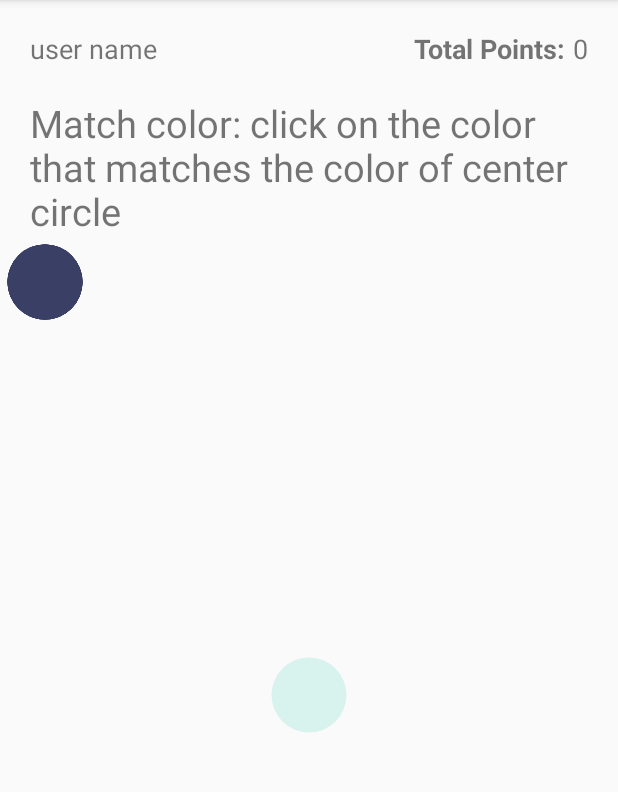
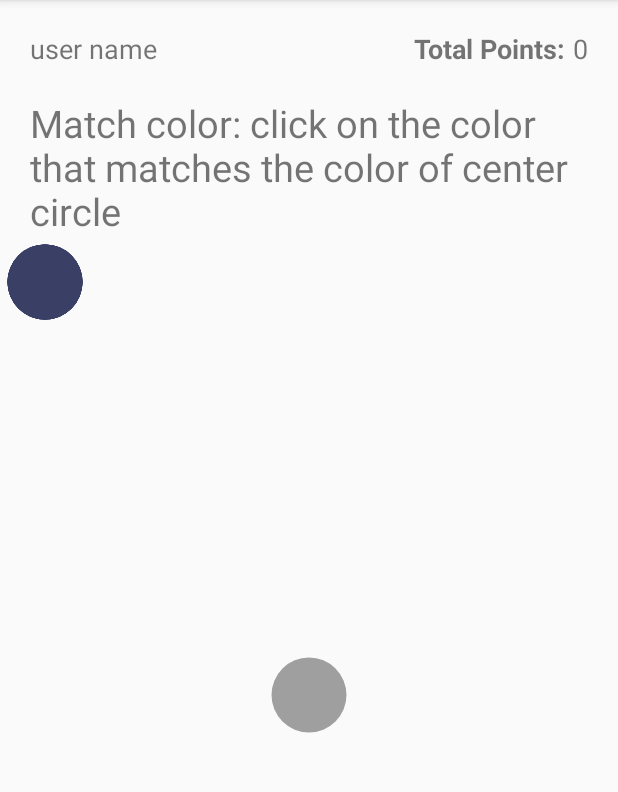
Before and after one commit to gng01/color-exercises, an Android app: the screen it shows after launch (MainActivity), after a tap on "MATCH!", on a phone screen of 412 x 824 dp, the part 84-876 px from its top. Run offline under Robolectric (Android 15) with nearby library versions, the phone set to English and light mode, and no system bars; libraries missing offline, so code that uses them is left out: com.ogaclejapan.arclayout; plain views replace ArcLayout; 2 statements that could not run were skipped.

Commit message:
Implemented random generation of color, ExercisesFragment.kt now works with randomly generated grayscale set now.

```diff
--- /dev/null
+++ b/colorExercises/app/src/main/java/edu/utap/colorexercises/model/ColorGenerator.kt
@@ -0,0 +1,56 @@
+package edu.utap.colorexercises.model
+
+import android.annotation.SuppressLint
+import android.graphics.Color
+import android.util.Log
+import androidx.core.graphics.ColorUtils
+import kotlin.math.abs
+import kotlin.random.Random
+
+class ColorGenerator {
+    private val invalidColorHexCode = "#808080"
+    companion object{
+        val hueRange  = listOf<Int>(0,360)
+        val saturationRange = listOf<Double>(0.0,1.0)
+        val luminanceRange = listOf<Double>(0.0,1.0)
+
+    }
+    // A better idea for generate color with given luminance than analytic calculation: binary search in l space of hsl:
+    // perceived luminance and lightness given in hsl space are NOT THE SAME!
+    // tolerance: absolute difference between the two luminance value
+    @SuppressLint("Range")
+    private fun FindHSLWithLuminance(hue: Int, saturation: Double, luminance: Double, tolerance: Double): FloatArray {
+        var lightness = 0.5
+        var hsl = FloatArray(3)
+        var curLuminance = -1.0
+        var lowerBound = 0.0
+        var upperBound = 1.0
+        print("started")
+        while (abs(luminance-curLuminance)>tolerance){
+            hsl[0] = hue.toFloat()
+            hsl[1] = saturation.toFloat()
+            hsl[2] = lightness.toFloat()
+            val color = ColorUtils.HSLToColor(hsl)
+            curLuminance = ColorUtils.calculateLuminance(color)
+            if (curLuminance>luminance){
+                upperBound = lightness
+            }else{
+                lowerBound = lightness
+            }
+            //Log.d("XXX ColorSetGenerator:", "${lowerBound} - ${upperBound}")
+            lightness = (lowerBound+upperBound)/2
+        }
+        return hsl
+    }
+
+    fun ColorFromRandomHue(saturation: Double,luminance: Double,tolerance: Double): FloatArray{
+        return FindHSLWithLuminance(Random.nextInt(hueRange[0], hueRange[1]), saturation, luminance, tolerance)
+    }
+    fun ColorFromRandomSaturation(hue: Int,luminance: Double,tolerance: Double): FloatArray{
+        return FindHSLWithLuminance(hue, Random.nextDouble(saturationRange[0], saturationRange[1]), luminance, tolerance)
+    }
+    fun ColorFromRandomLuminance(hue: Int, saturation: Double,tolerance: Double): FloatArray{
+        return FindHSLWithLuminance(hue, saturation, Random.nextDouble(luminanceRange[0], luminanceRange[1]), tolerance)
+    }
+
+}
--- a/colorExercises/app/src/main/java/edu/utap/colorexercises/model/ExerciseSet.kt
+++ b/colorExercises/app/src/main/java/edu/utap/colorexercises/model/ExerciseSet.kt
@@ -1,23 +1,47 @@
 package edu.utap.colorexercises.model
 
+import android.util.Log
+import kotlin.random.Random
+
 class ExerciseSet {
-    private lateinit var centerColor: OneColor
+    private lateinit var mainColor: OneColor
     private lateinit var colorList: List<OneColor>
+    private lateinit var correctPositionList: List<Boolean>
+    private val generator = ColorGenerator()
 
     //TODO: Add Title to exercise Set
     fun AddColorList(centerColor: OneColor, colorList: List<OneColor>){
-        this.centerColor = centerColor
+        this.mainColor = centerColor
         this.colorList = colorList
     }
 
     fun CorrectPosition(criteria: String, threshold: Double): List<Boolean> {
         val correctList = mutableListOf<Boolean>()
         this.colorList.forEachIndexed { i, color ->
-            correctList.add(i,OneColor.match(criteria,this.centerColor,color,threshold.toFloat()))
+            correctList.add(i,OneColor.match(criteria,this.mainColor,color,threshold.toFloat()))
         }
+        Log.d("XXX ExerciseSet: ", "Correct positions: ${correctList.toList()}")
         return correctList.toList()
     }
 
-    fun getMainColor() = this.centerColor
+    fun NewAllGreyScaleSet(setSize: Int, threshold: Double){
+        val tolerance = 0.1 //TODO: hardcoding tolerance for now, should be changed to shared value later
+        val hue = 0
+        val saturation = 0.0
+        val newColorList = mutableListOf<OneColor>()
+        val mainColorMatchTo = Random.nextInt(0,setSize)
+        for (i in 0 until setSize){
+            newColorList.add(i, OneColor(generator.ColorFromRandomLuminance(hue, saturation,tolerance)))
+        }
+        this.colorList = newColorList
+        this.mainColor = newColorList[mainColorMatchTo]
+        this.correctPositionList = CorrectPosition("MATCHVALUE",threshold)
+
+    }
+
+
+    fun getMainColor() = this.mainColor
     fun getColorList() = this.colorList
+    fun getCorrectPosition() = this.correctPositionList
+
 }
--- a/colorExercises/app/src/main/java/edu/utap/colorexercises/model/OneColor.kt
+++ b/colorExercises/app/src/main/java/edu/utap/colorexercises/model/OneColor.kt
@@ -1,31 +1,43 @@
 package edu.utap.colorexercises.model
 
 import android.graphics.Color
+import android.util.Log
 import androidx.core.graphics.ColorUtils
 import kotlin.math.abs
 import kotlin.math.min
 
 //named OneColor instead of Color to avoid conflict with Android class
-class OneColor(var id: String) {
-    private val intColor = Color.parseColor(id)
-    private var hsl = floatArrayOf(0.toFloat(),0.toFloat(),0.toFloat())
+class OneColor(var hsl: FloatArray) {
+    // Changed input from hex to hsl, hsl is more easily used within the application for conversion
+    // hex is not supported in Android Color except for parsing step as following:
+    // private val intColor = Color.parseColor(id)
     private var luminance = 0.toDouble()
+    private val intColor = ColorUtils.HSLToColor(hsl)
 
     init {
-        ColorUtils.colorToHSL(intColor,hsl)
+        //ColorUtils.colorToHSL(intColor,hsl)
         luminance = ColorUtils.calculateLuminance(intColor)
     }
 
     companion object{
         private fun Contrast(firstColor: OneColor, secondColor: OneColor): Double {
+
             val firstLuminance = firstColor.getLuminance()
             val secondLuminance = secondColor.getLuminance()
+            val contrast: Double
             if (firstLuminance>= secondLuminance){
                 //formula for calculating relative contrast, commonly between 1 to 21
-                return (firstLuminance+0.05)/(secondLuminance+0.05)
+                contrast = (firstLuminance+0.05)/(secondLuminance+0.05)
             }else{
-                return (secondLuminance+0.05)/(firstLuminance+0.05)
+                contrast =  (secondLuminance+0.05)/(firstLuminance+0.05)
             }
+            Log.d("XXX OneColor: ", "Contrast is $contrast")
+            return contrast
+        }
+
+        private fun LuminanceDifference(firstColor: OneColor, secondColor: OneColor): Double {
+
+            return abs(firstColor.getLuminance()-secondColor.getLuminance())
         }
 
         private fun HueDistance(firstColor: OneColor, secondColor: OneColor): Double{
@@ -38,7 +50,7 @@
         fun match(criteria:String, firstColor: OneColor, secondColor: OneColor, Threshold: Float): Boolean {
             //TODO: moving functions for judging colors to separate class may make more sense
             val value: Double = when (criteria){
-                "MATCHVALUE"-> Contrast(firstColor, secondColor)
+                "MATCHVALUE"-> LuminanceDifference(firstColor, secondColor)
                 "MATCHHUE"-> HueDistance(firstColor, secondColor)
                 //complementary color has hue distance 0.5
                 "COMPLEMENTARY" -> abs(0.5-HueDistance(firstColor, secondColor))
@@ -46,6 +58,7 @@
                 "TRIAD" -> min(abs(0.33-HueDistance(firstColor, secondColor)), abs(0.67-HueDistance(firstColor, secondColor)))
                 else -> 0.toDouble()
             }
+            Log.d("XXX OneColor: ", "value: $value")
             return value <= Threshold
         }
     }
--- a/colorExercises/app/src/main/java/edu/utap/colorexercises/ui/ExerciseResultFragment.kt
+++ b/colorExercises/app/src/main/java/edu/utap/colorexercises/ui/ExerciseResultFragment.kt
@@ -30,7 +30,7 @@
         titleTV.text = title
     }
 
-    private fun initResultPair(root: View, mainColor: String, selectedColor: String){
+    private fun initResultPair(root: View, mainColor: FloatArray, selectedColor: FloatArray){
         val selectedColorButton = root.findViewById<Button>(R.id.btn_result_selection)
         val mainColorButton = root.findViewById<Button>(R.id.btn_result_main)
         val selectedColorObject = OneColor(selectedColor)
@@ -76,8 +76,8 @@
         super.onViewCreated(view, savedInstanceState)
         val bundle = arguments ?: return
         val title = bundle.getString(titleKey)
-        val mainColor = bundle.getString(mainColorKey)
-        val selectedColor = bundle.getString(selectedColorKey)
+        val mainColor = bundle.getFloatArray(mainColorKey)
+        val selectedColor = bundle.getFloatArray(selectedColorKey)
         //added resultState in case we want to customize layout between correct and wrong state
         val resultState = bundle.getBoolean(resultStateKey)
 
--- a/colorExercises/app/src/main/java/edu/utap/colorexercises/ui/ExercisesFragment.kt
+++ b/colorExercises/app/src/main/java/edu/utap/colorexercises/ui/ExercisesFragment.kt
@@ -18,10 +18,11 @@
  */
 class ExercisesFragment : Fragment(R.layout.fragment_exercises) {
 
-    private val dummyColorList = listOf<String>("#EDD8F2","#D8F2E5","#F2D8E4","#D8DFF2","#D8F2ED","#F2F2D8")
-    private var dummyMatch = Random.nextInt(dummyColorList.size)
-    private var dummyMainColor = OneColor(dummyColorList[dummyMatch])
+//    private val dummyColorList = listOf<String>("#EDD8F2","#D8F2E5","#F2D8E4","#D8DFF2","#D8F2ED","#F2F2D8")
+//    private var dummyMatch = Random.nextInt(dummyColorList.size)
+//    private var dummyMainColor = OneColor(dummyColorList[dummyMatch])
     private var dummyTitle = "Match color: click on the color that matches the color of center circle"
+    private lateinit var correctPosition: List<Boolean>
     private val exerciseSet = ExerciseSet()
 
     companion object {
@@ -36,10 +37,12 @@
     }
 
     private fun initExerciseSet(){
-        val colorList = dummyColorList.map {
-            OneColor(it)
-        }
-        exerciseSet.AddColorList(dummyMainColor,colorList)
+//        val colorList = dummyColorList.map {
+//            OneColor(it)
+//        }
+//        exerciseSet.AddColorList(dummyMainColor,colorList)
+        exerciseSet.NewAllGreyScaleSet(6,0.1)
+        this.correctPosition = exerciseSet.getCorrectPosition()
     }
 
     private fun BindMainColor(root: View){
@@ -55,9 +58,10 @@
         view.setOnClickListener {
             val resultFragment = ExerciseResultFragment()
             val args = Bundle()
-            args.putString(ExerciseResultFragment.mainColorKey,exerciseSet.getMainColor().id)
-            args.putString(ExerciseResultFragment.selectedColorKey,exerciseSet.getColorList()[position].id)
-            if (exerciseSet.CorrectPosition("MATCHHUE",0.1)[position]) {
+            // change common language of color to hsl
+            args.putFloatArray(ExerciseResultFragment.mainColorKey,exerciseSet.getMainColor().hsl)
+            args.putFloatArray(ExerciseResultFragment.selectedColorKey,exerciseSet.getColorList()[position].hsl)
+            if (this.correctPosition[position]) {
                 args.putString(ExerciseResultFragment.titleKey, "Match!")
                 args.putBoolean(ExerciseResultFragment.resultStateKey, true)
             }else{
@@ -78,13 +82,18 @@
         for (i in 0 until arcLayout.childCount) {
             //Log.d("XXX ExercisesFragment: ", "${i}'th layout")
             BindButton(arcLayout.getChildAt(i),i)
+
         }
     }
 
+    override fun onCreate(savedInstanceState: Bundle?) {
+        super.onCreate(savedInstanceState)
+        initExerciseSet()
+    }
     override fun onViewCreated(view: View, savedInstanceState: Bundle?) {
         super.onViewCreated(view, savedInstanceState)
 
-        initExerciseSet()
+
         initChildButtons(view)
         BindMainColor(view)
         SetTitle(view)
```
Also changed, not shown: colorExercises/app/src/main/java/edu/utap/colorexercises/model/ColorSetGenerator.kt (deleted, +0 -78 lines), 1 other file.
